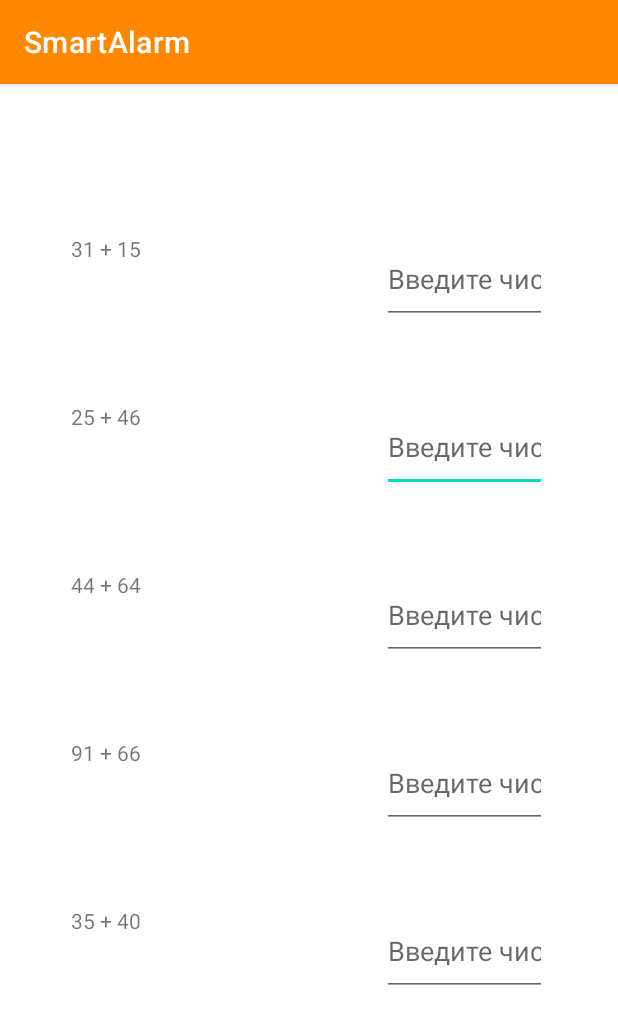
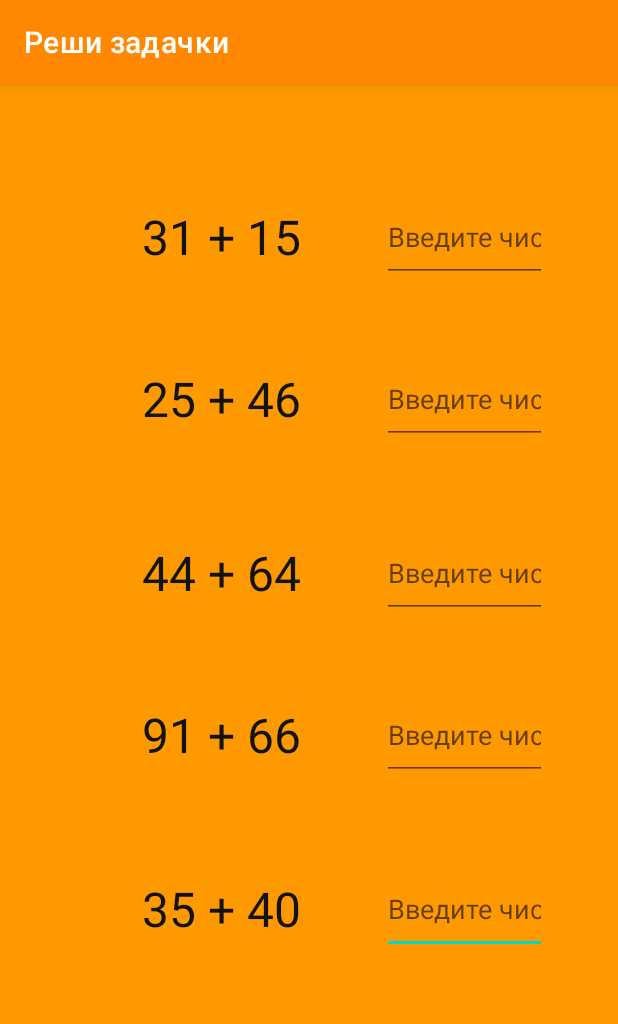
Before and after one commit to Petros607/SmartAlarm, an Android app built with Jetpack Compose: the MathActivity screen opened directly, with no data from a screen before it, on a phone screen of 412 x 824 dp. Shown: the top 1024 px of the screen. Run offline under Robolectric (Android 15) with nearby library versions, the phone set to English and light mode, and no system bars.

Commit message:
Изменил немного дизайн все пошло не так

```diff
--- a/app/src/main/java/com/example/smartalarm/AddingAlarm.kt
+++ b/app/src/main/java/com/example/smartalarm/AddingAlarm.kt
@@ -41,6 +41,8 @@ class AddingAlarm : AppCompatActivity() {
         val buttonSelectMusic = findViewById<Button>(R.id.button_select_music)
         val saveButton = findViewById<Button>(R.id.button_save)
         val buttonCancel = findViewById<Button>(R.id.button_cancel)
+        val actionBar = supportActionBar
+        actionBar?.title = "Установка будильника"
 
         // Инициализация Calendar
         selectedCalendar = Calendar.getInstance()
--- a/app/src/main/java/com/example/smartalarm/AlarmActivity.kt
+++ b/app/src/main/java/com/example/smartalarm/AlarmActivity.kt
@@ -27,6 +27,9 @@ class AlarmActivity : AppCompatActivity() {
         val buttonAlarmOff = findViewById<Button>(R.id.buttonAlarmOff)
         val buttonAlarmOff2 = findViewById<Button>(R.id.buttonAlarmOff2)
         val buttonMin5 = findViewById<ImageButton>(R.id.button_min5)
+        val actionBar = supportActionBar
+        actionBar?.hide()
+
 
         val prefs = getSharedPreferences(AddingAlarm.PREFS_NAME, Context.MODE_PRIVATE)
         val alarmJson = prefs.getString(AddingAlarm.PREF_SELECTED_ALARM, null)
--- a/app/src/main/java/com/example/smartalarm/MathActivity.kt
+++ b/app/src/main/java/com/example/smartalarm/MathActivity.kt
@@ -13,6 +13,8 @@ class MathActivity : AppCompatActivity() {
     override fun onCreate(savedInstanceState: Bundle?) {
         super.onCreate(savedInstanceState)
         setContentView(R.layout.activity_math)
+        val actionBar = supportActionBar
+        actionBar?.title = "Реши задачки"
         val editText2 = findViewById<EditText>(R.id.editTextNumberDecimal2)
         val editText3 = findViewById<EditText>(R.id.editTextNumberDecimal3)
         val editText4 = findViewById<EditText>(R.id.editTextNumberDecimal4)
@@ -51,13 +53,12 @@ class MathActivity : AppCompatActivity() {
             override fun onTextChanged(s: CharSequence?, start: Int, before: Int, count: Int) {}
 
             override fun afterTextChanged(s: Editable?) {
-                val inputValue = s.toString().toInt()
+                if (s != null && s.toString().toInt() == answer) {
+                    val inputValue = s.toString().toInt()
 
-                if (inputValue != null && inputValue == answer) {
-                    // Введено число 100, меняем цвет текста на зеленый
                     textView.setTextColor(Color.GREEN)
-                } else if(inputValue != null) {
-                    // Введено не число 100, восстанавливаем цвет текста по умолчанию
+                } else if(s != null) {
+
                     textView.setTextColor(Color.RED) // Или установите цвет, который вам нужен по умолчанию
                 }
                 if (list.all { it.currentTextColor == Color.GREEN }) {
--- a/app/src/main/res/layout/activity_math.xml
+++ b/app/src/main/res/layout/activity_math.xml
@@ -4,25 +4,42 @@
     xmlns:tools="http://schemas.android.com/tools"
     android:layout_width="match_parent"
     android:layout_height="match_parent"
+    android:background="@color/orange2"
     tools:context=".MathActivity">
 
-    <TextView
-        android:id="@+id/textView3"
-        android:layout_width="200dp"
+    <EditText
+        android:id="@+id/editTextNumberDecimal6"
+        android:layout_width="110dp"
         android:layout_height="60dp"
-        android:layout_marginStart="40dp"
-        android:layout_marginTop="52dp"
-        android:text=""
-        app:layout_constraintEnd_toStartOf="@+id/editTextNumberDecimal3"
+        android:layout_marginTop="56dp"
+        android:layout_marginEnd="40dp"
+        android:ems="10"
+        android:hint="Введите число"
+        android:inputType="numberDecimal"
+        app:layout_constraintEnd_toEndOf="parent"
         app:layout_constraintHorizontal_bias="0.5"
-        app:layout_constraintStart_toStartOf="parent"
-        app:layout_constraintTop_toBottomOf="@+id/textView2" />
+        app:layout_constraintStart_toEndOf="@+id/textView6"
+        app:layout_constraintTop_toBottomOf="@+id/editTextNumberDecimal5" />
+
+    <EditText
+        android:id="@+id/editTextNumberDecimal5"
+        android:layout_width="110dp"
+        android:layout_height="60dp"
+        android:layout_marginTop="48dp"
+        android:layout_marginEnd="40dp"
+        android:ems="10"
+        android:hint="Введите число"
+        android:inputType="numberDecimal"
+        app:layout_constraintEnd_toEndOf="parent"
+        app:layout_constraintHorizontal_bias="0.5"
+        app:layout_constraintStart_toEndOf="@+id/textView5"
+        app:layout_constraintTop_toBottomOf="@+id/editTextNumberDecimal4" />
 
     <EditText
         android:id="@+id/editTextNumberDecimal3"
         android:layout_width="110dp"
         android:layout_height="60dp"
-        android:layout_marginTop="52dp"
+        android:layout_marginTop="48dp"
         android:layout_marginEnd="40dp"
         android:ems="10"
         android:hint="Введите число"
@@ -33,48 +50,25 @@
         app:layout_constraintTop_toBottomOf="@+id/editTextNumberDecimal2" />
 
     <TextView
-        android:id="@+id/textView6"
+        android:id="@+id/textView3"
         android:layout_width="200dp"
         android:layout_height="60dp"
         android:layout_marginStart="40dp"
-        android:layout_marginTop="52dp"
+        android:layout_marginTop="48dp"
+        android:gravity="center"
         android:text=""
-        app:layout_constraintEnd_toStartOf="@+id/editTextNumberDecimal6"
+        android:textColor="@color/black"
+        android:textSize="32sp"
+        app:layout_constraintEnd_toStartOf="@+id/editTextNumberDecimal3"
         app:layout_constraintHorizontal_bias="0.5"
         app:layout_constraintStart_toStartOf="parent"
-        app:layout_constraintTop_toBottomOf="@+id/textView5" />
-
-    <EditText
-        android:id="@+id/editTextNumberDecimal6"
-        android:layout_width="110dp"
-        android:layout_height="60dp"
-        android:layout_marginTop="52dp"
-        android:layout_marginEnd="40dp"
-        android:ems="10"
-        android:hint="Введите число"
-        android:inputType="numberDecimal"
-        app:layout_constraintEnd_toEndOf="parent"
-        app:layout_constraintHorizontal_bias="0.5"
-        app:layout_constraintStart_toEndOf="@+id/textView6"
-        app:layout_constraintTop_toBottomOf="@+id/editTextNumberDecimal5" />
-
-    <TextView
-        android:id="@+id/textView4"
-        android:layout_width="200dp"
-        android:layout_height="60dp"
-        android:layout_marginStart="40dp"
-        android:layout_marginTop="52dp"
-        android:text=""
-        app:layout_constraintEnd_toStartOf="@+id/editTextNumberDecimal4"
-        app:layout_constraintHorizontal_bias="0.5"
-        app:layout_constraintStart_toStartOf="parent"
-        app:layout_constraintTop_toBottomOf="@+id/textView3" />
+        app:layout_constraintTop_toBottomOf="@+id/textView2" />
 
     <EditText
         android:id="@+id/editTextNumberDecimal4"
         android:layout_width="110dp"
         android:layout_height="60dp"
-        android:layout_marginTop="52dp"
+        android:layout_marginTop="56dp"
         android:layout_marginEnd="40dp"
         android:ems="10"
         android:hint="Введите число"
@@ -85,38 +79,46 @@
         app:layout_constraintTop_toBottomOf="@+id/editTextNumberDecimal3" />
 
     <TextView
+        android:id="@+id/textView6"
+        android:layout_width="200dp"
+        android:layout_height="60dp"
+        android:layout_marginStart="40dp"
+        android:layout_marginTop="56dp"
+        android:gravity="center"
+        android:text=""
+        android:textColor="@color/black"
+        android:textSize="32sp"
+        app:layout_constraintEnd_toStartOf="@+id/editTextNumberDecimal6"
+        app:layout_constraintHorizontal_bias="0.5"
+        app:layout_constraintStart_toStartOf="parent"
+        app:layout_constraintTop_toBottomOf="@+id/textView5" />
+
+    <TextView
         android:id="@+id/textView5"
         android:layout_width="200dp"
         android:layout_height="60dp"
         android:layout_marginStart="40dp"
-        android:layout_marginTop="52dp"
+        android:layout_marginTop="48dp"
+        android:gravity="center"
         android:text=""
+        android:textColor="@color/black"
+        android:textSize="32sp"
         app:layout_constraintEnd_toStartOf="@+id/editTextNumberDecimal5"
         app:layout_constraintHorizontal_bias="0.5"
         app:layout_constraintStart_toStartOf="parent"
         app:layout_constraintTop_toBottomOf="@+id/textView4" />
-
-    <EditText
-        android:id="@+id/editTextNumberDecimal5"
-        android:layout_width="110dp"
-        android:layout_height="60dp"
-        android:layout_marginTop="52dp"
-        android:layout_marginEnd="40dp"
-        android:ems="10"
-        android:hint="Введите число"
-        android:inputType="numberDecimal"
-        app:layout_constraintEnd_toEndOf="parent"
-        app:layout_constraintHorizontal_bias="0.5"
-        app:layout_constraintStart_toEndOf="@+id/textView5"
-        app:layout_constraintTop_toBottomOf="@+id/editTextNumberDecimal4" />
 
     <TextView
         android:id="@+id/textView2"
         android:layout_width="200dp"
         android:layout_height="60dp"
         android:layout_marginStart="40dp"
-        android:layout_marginTop="100dp"
+        android:layout_marginTop="72dp"
+        android:gravity="center"
         android:text=""
+        android:textColor="@color/black"
+        android:textSize="32sp"
+
         app:layout_constraintEnd_toStartOf="@+id/editTextNumberDecimal2"
         app:layout_constraintHorizontal_bias="0.5"
         app:layout_constraintStart_toStartOf="parent"
@@ -126,15 +128,30 @@
         android:id="@+id/editTextNumberDecimal2"
         android:layout_width="110dp"
         android:layout_height="60dp"
-        android:layout_marginTop="100dp"
+        android:layout_marginTop="72dp"
         android:layout_marginEnd="40dp"
         android:ems="10"
+        android:hint="Введите число"
         android:inputType="numberDecimal"
         app:layout_constraintEnd_toEndOf="parent"
-        android:hint="Введите число"
         app:layout_constraintHorizontal_bias="0.5"
         app:layout_constraintStart_toEndOf="@+id/textView2"
         app:layout_constraintTop_toTopOf="parent" />
 
+    <TextView
+        android:id="@+id/textView4"
+        android:layout_width="200dp"
+        android:layout_height="60dp"
+        android:layout_marginStart="40dp"
+        android:layout_marginTop="56dp"
+        android:gravity="center"
+        android:text=""
+        android:textColor="@color/black"
+        android:textSize="32sp"
+        app:layout_constraintEnd_toStartOf="@+id/editTextNumberDecimal4"
+        app:layout_constraintHorizontal_bias="0.5"
+        app:layout_constraintStart_toStartOf="parent"
+        app:layout_constraintTop_toBottomOf="@+id/textView3" />
+
 
 </androidx.constraintlayout.widget.ConstraintLayout>
```
